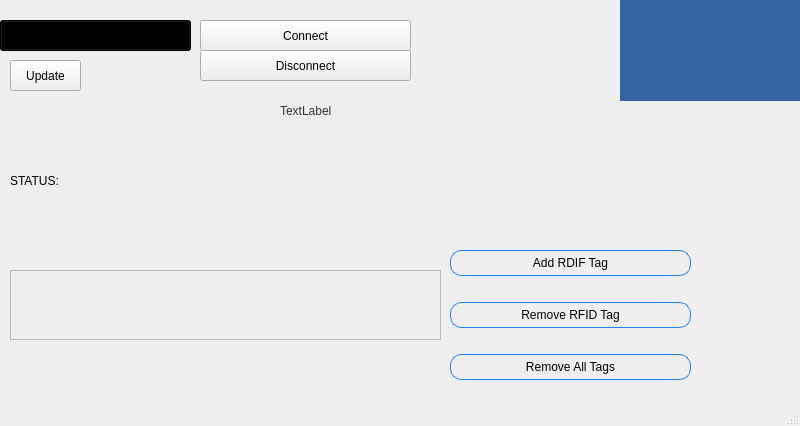
Qt form RFID_tag-main/mainwindow.ui (Sqv51/RFID-tag) before a commit.
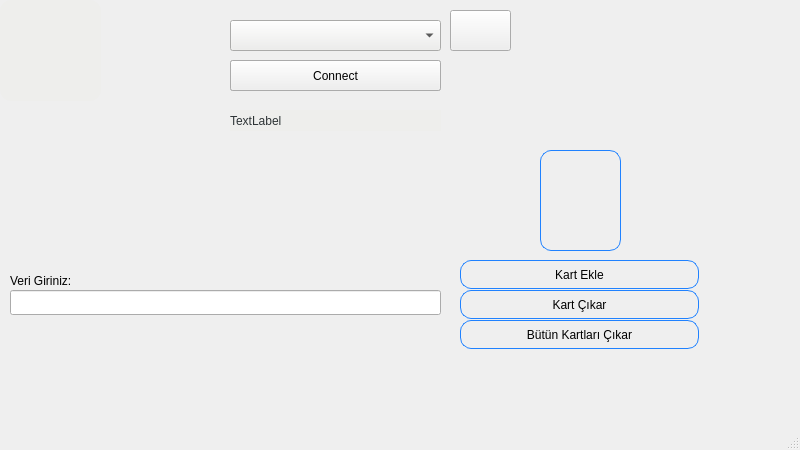
The same form after that commit. Icons and pictures are not drawn.

```diff
--- a/RFID_tag-main/mainwindow.ui
+++ b/RFID_tag-main/mainwindow.ui
@@ -7,9 +7,21 @@
     <x>0</x>
     <y>0</y>
     <width>800</width>
-    <height>426</height>
+    <height>450</height>
    </rect>
   </property>
+  <property name="minimumSize">
+   <size>
+    <width>800</width>
+    <height>450</height>
+   </size>
+  </property>
+  <property name="maximumSize">
+   <size>
+    <width>800</width>
+    <height>450</height>
+   </size>
+  </property>
   <property name="windowTitle">
    <string>MainWindow</string>
   </property>
@@ -17,110 +29,40 @@
    <string notr="true"/>
   </property>
   <widget class="QWidget" name="centralwidget">
-   <widget class="QWidget" name="verticalLayoutWidget">
-    <property name="geometry">
-     <rect>
-      <x>450</x>
-      <y>230</y>
-      <width>241</width>
-      <height>171</height>
-     </rect>
-    </property>
-    <layout class="QVBoxLayout" name="verticalLayout">
-     <item>
-      <widget class="QPushButton" name="add">
-       <property name="mouseTracking">
-        <bool>true</bool>
-       </property>
-       <property name="styleSheet">
-        <string notr="true">border-style: solid;
-border-width: 1px;
-border-radius: 11px;
-border-color: #2082ff;
-padding: 5px;a</string>
-       </property>
-       <property name="text">
-        <string>Add RDIF Tag</string>
-       </property>
-      </widget>
-     </item>
-     <item>
-      <widget class="QPushButton" name="remove">
-       <property name="styleSheet">
-        <string notr="true">border-style: solid;
-border-width: 1px;
-border-radius: 11px;
-border-color: #2082ff;
-padding: 5px;a</string>
-       </property>
-       <property name="text">
-        <string>Remove RFID Tag</string>
-       </property>
-      </widget>
-     </item>
-     <item>
-      <widget class="QPushButton" name="allremove">
-       <property name="styleSheet">
-        <string notr="true">border-style: solid;
-border-width: 1px;
-border-radius: 11px;
-border-color: #2082ff;
-padding: 5px;a</string>
-       </property>
-       <property name="text">
-        <string>Remove All Tags</string>
-       </property>
-      </widget>
-     </item>
-    </layout>
-   </widget>
-   <widget class="QTextEdit" name="rfiddata">
-    <property name="geometry">
-     <rect>
-      <x>10</x>
-      <y>270</y>
-      <width>431</width>
-      <height>70</height>
-     </rect>
-    </property>
-    <property name="styleSheet">
-     <string notr="true">background-color: rgb(238, 238, 236);</string>
-    </property>
-   </widget>
    <widget class="QComboBox" name="comPortBox">
     <property name="geometry">
      <rect>
-      <x>0</x>
+      <x>230</x>
       <y>20</y>
-      <width>191</width>
+      <width>211</width>
       <height>31</height>
      </rect>
     </property>
     <property name="styleSheet">
-     <string notr="true">background-color: rgb(0, 0, 0);</string>
+     <string notr="true">background-color: rgb(238, 238, 236);</string>
     </property>
    </widget>
    <widget class="QPushButton" name="update">
     <property name="geometry">
      <rect>
-      <x>10</x>
-      <y>60</y>
-      <width>71</width>
-      <height>31</height>
+      <x>450</x>
+      <y>10</y>
+      <width>61</width>
+      <height>41</height>
      </rect>
     </property>
     <property name="styleSheet">
-     <string notr="true"/>
+     <string notr="true">image: url(:/new/prefix1/Logos/pngegg.png);</string>
     </property>
     <property name="text">
-     <string>Update</string>
+     <string/>
     </property>
    </widget>
    <widget class="QPushButton" name="connect">
     <property name="geometry">
      <rect>
-      <x>200</x>
-      <y>20</y>
+      <x>230</x>
+      <y>60</y>
       <width>211</width>
       <height>31</height>
      </rect>
@@ -135,9 +77,9 @@
    <widget class="QLabel" name="label">
     <property name="geometry">
      <rect>
-      <x>280</x>
-      <y>100</y>
-      <width>171</width>
+      <x>230</x>
+      <y>110</y>
+      <width>211</width>
       <height>21</height>
      </rect>
     </property>
@@ -152,8 +94,8 @@
    <widget class="QPushButton" name="disconnect">
     <property name="geometry">
      <rect>
-      <x>200</x>
-      <y>50</y>
+      <x>230</x>
+      <y>60</y>
       <width>211</width>
       <height>31</height>
      </rect>
@@ -168,16 +110,31 @@
    <widget class="QFrame" name="frame">
     <property name="geometry">
      <rect>
-      <x>620</x>
+      <x>0</x>
       <y>0</y>
       <width>101</width>
       <height>101</height>
      </rect>
     </property>
+    <property name="sizePolicy">
+     <sizepolicy hsizetype="Preferred" vsizetype="Preferred">
+      <horstretch>0</horstretch>
+      <verstretch>0</verstretch>
+     </sizepolicy>
+    </property>
+    <property name="maximumSize">
+     <size>
+      <width>800</width>
+      <height>450</height>
+     </size>
+    </property>
     <property name="styleSheet">
      <string notr="true">image: url(:/new/prefix1/Logos/logo_mobil-1.png);
-background-color: rgb(52, 101, 164);
-border : 0px;</string>
+background-color: rgb(238, 238, 236);
+border-width: 1px;
+border-radius: 11px;
+border-color: #2082ff;
+padding: 5px;a</string>
     </property>
     <property name="frameShape">
      <enum>QFrame::StyledPanel</enum>
@@ -189,16 +146,20 @@
    <widget class="QFrame" name="frame_2">
     <property name="geometry">
      <rect>
-      <x>720</x>
-      <y>0</y>
+      <x>540</x>
+      <y>150</y>
       <width>81</width>
       <height>101</height>
      </rect>
     </property>
     <property name="styleSheet">
      <string notr="true">image: url(:/new/prefix1/Logos/rfid.png);
-background-color: rgb(52, 101, 164);
-border : 0px;</string>
+background-image: url();
+border-style: solid;
+border-width: 1px;
+border-radius: 11px;
+border-color: #2082ff;
+padding: 5px;a</string>
     </property>
     <property name="frameShape">
      <enum>QFrame::StyledPanel</enum>
@@ -207,26 +168,104 @@
      <enum>QFrame::Raised</enum>
     </property>
    </widget>
-   <widget class="QLabel" name="status">
-    <property name="enabled">
+   <widget class="QPushButton" name="add">
+    <property name="geometry">
+     <rect>
+      <x>460</x>
+      <y>260</y>
+      <width>239</width>
+      <height>29</height>
+     </rect>
+    </property>
+    <property name="mouseTracking">
      <bool>true</bool>
     </property>
+    <property name="styleSheet">
+     <string notr="true">border-style: solid;
+border-width: 1px;
+border-radius: 11px;
+border-color: #2082ff;
+padding: 5px;a</string>
+    </property>
+    <property name="text">
+     <string>Kart Ekle</string>
+    </property>
+   </widget>
+   <widget class="QPushButton" name="remove">
     <property name="geometry">
      <rect>
+      <x>460</x>
+      <y>290</y>
+      <width>239</width>
+      <height>29</height>
+     </rect>
+    </property>
+    <property name="styleSheet">
+     <string notr="true">border-style: solid;
+border-width: 1px;
+border-radius: 11px;
+border-color: #2082ff;
+padding: 5px;a</string>
+    </property>
+    <property name="text">
+     <string>Kart Çıkar</string>
+    </property>
+   </widget>
+   <widget class="QPushButton" name="allremove">
+    <property name="geometry">
+     <rect>
+      <x>460</x>
+      <y>320</y>
+      <width>239</width>
+      <height>29</height>
+     </rect>
+    </property>
+    <property name="styleSheet">
+     <string notr="true">border-style: solid;
+border-width: 1px;
+border-radius: 11px;
+border-color: #2082ff;
+padding: 5px;a</string>
+    </property>
+    <property name="text">
+     <string>Bütün Kartları Çıkar</string>
+    </property>
+   </widget>
+   <widget class="QLineEdit" name="rfiddata">
+    <property name="geometry">
+     <rect>
       <x>10</x>
-      <y>170</y>
-      <width>221</width>
+      <y>290</y>
+      <width>431</width>
+      <height>25</height>
+     </rect>
+    </property>
+   </widget>
+   <widget class="QLabel" name="label_2">
+    <property name="geometry">
+     <rect>
+      <x>10</x>
+      <y>270</y>
+      <width>211</width>
       <height>21</height>
      </rect>
     </property>
-    <property name="styleSheet">
-     <string notr="true">background-color: rgb(238, 238, 236);
-color: rgb(0, 0, 0);</string>
-    </property>
     <property name="text">
-     <string>STATUS:</string>
+     <string>Veri Giriniz:</string>
     </property>
    </widget>
+   <zorder>disconnect</zorder>
+   <zorder>connect</zorder>
+   <zorder>comPortBox</zorder>
+   <zorder>update</zorder>
+   <zorder>label</zorder>
+   <zorder>frame</zorder>
+   <zorder>frame_2</zorder>
+   <zorder>add</zorder>
+   <zorder>remove</zorder>
+   <zorder>allremove</zorder>
+   <zorder>rfiddata</zorder>
+   <zorder>label_2</zorder>
   </widget>
   <widget class="QStatusBar" name="statusbar"/>
  </widget>
```
